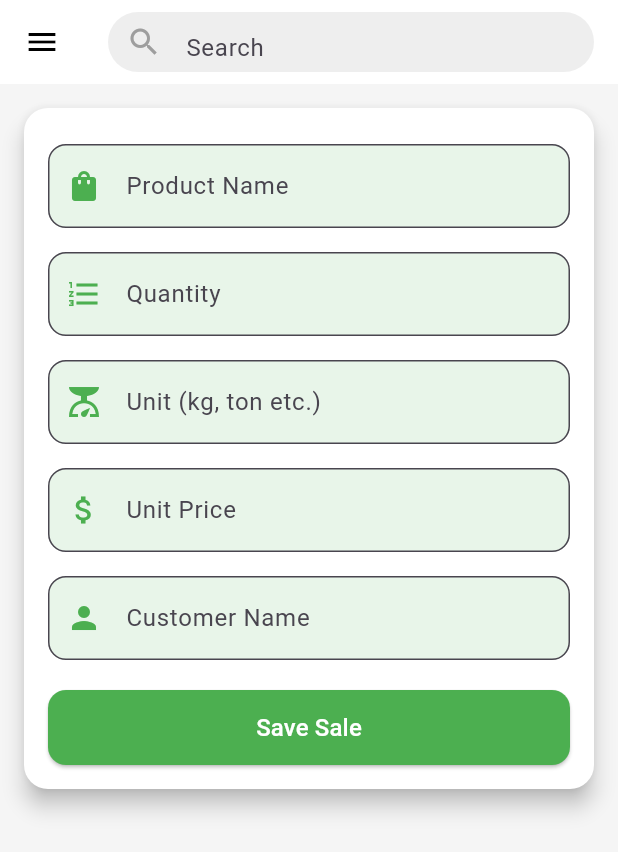
After one commit to MandiMate/Mobile_App, a Flutter app: the SalesPage screen opened directly, on a phone screen of 412 x 824 dp. The commit adds this screen. Shown: the top 852 px of the screen. Run offline on Flutter 3.47's test engine with Material 3 defaults, Android fonts, the phone set to English and light mode, and no system bars; our stand-ins replace pdf, printing, shared_preferences; accounts and stored records are empty; Roboto replaces fonts that are missing (Poppins).

Commit message:
Add sales screen

```diff
--- /dev/null
+++ b/lib/screens/sales_screen.dart
@@ -0,0 +1,346 @@
+import 'package:flutter/material.dart';
+import 'package:mandimate_mobile_app/widgets/drawer.dart';
+import 'package:pdf/widgets.dart' as pw;
+import 'package:pdf/pdf.dart';
+import 'package:path_provider/path_provider.dart';
+import 'dart:io';
+
+class SalesPage extends StatefulWidget {
+  const SalesPage({super.key});
+
+  @override
+  State<SalesPage> createState() => _SalesPageState();
+}
+
+class _SalesPageState extends State<SalesPage> {
+  bool showForm = true;
+
+  final TextEditingController productController = TextEditingController();
+  final TextEditingController quantityController = TextEditingController();
+  final TextEditingController unitController = TextEditingController();
+  final TextEditingController priceController = TextEditingController();
+  final TextEditingController customerController = TextEditingController();
+
+  List<Map<String, dynamic>> sales = [];
+
+  void addSale() {
+    final String product = productController.text.trim();
+    final int quantity = int.tryParse(quantityController.text) ?? 0;
+    final String unit = unitController.text.trim();
+    final int unitPrice = int.tryParse(priceController.text) ?? 0;
+    final String customer = customerController.text.trim();
+
+    if (product.isEmpty || quantity <= 0 || unit.isEmpty || unitPrice <= 0) {
+      ScaffoldMessenger.of(context).showSnackBar(
+        const SnackBar(content: Text("Please fill all required fields")),
+      );
+      return;
+    }
+
+    final int total = quantity * unitPrice;
+
+    setState(() {
+      sales.add({
+        "product": product,
+        "quantity": quantity,
+        "unit": unit,
+        "unitPrice": unitPrice,
+        "customer": customer,
+        "total": total,
+      });
+      showForm = false;
+
+      productController.clear();
+      quantityController.clear();
+      unitController.clear();
+      priceController.clear();
+      customerController.clear();
+    });
+  }
+
+  void editSale(int index) {
+    final sale = sales[index];
+    productController.text = sale["product"];
+    quantityController.text = sale["quantity"].toString();
+    unitController.text = sale["unit"];
+    priceController.text = sale["unitPrice"].toString();
+    customerController.text = sale["customer"];
+    setState(() {
+      showForm = true;
+      sales.removeAt(index);
+    });
+  }
+
+  void deleteSale(int index) {
+    setState(() {
+      sales.removeAt(index);
+    });
+  }
+
+  Future<void> downloadReceipt(Map<String, dynamic> sale) async {
+    final pdf = pw.Document();
+
+    pdf.addPage(
+      pw.Page(
+        pageFormat: PdfPageFormat.a4,
+        build: (pw.Context context) {
+          return pw.Padding(
+            padding: const pw.EdgeInsets.all(24),
+            child: pw.Column(
+              crossAxisAlignment: pw.CrossAxisAlignment.start,
+              children: [
+                pw.Text(
+                  "MandiMate Sales Receipt",
+                  style: pw.TextStyle(
+                    fontSize: 20,
+                    fontWeight: pw.FontWeight.bold,
+                  ),
+                ),
+                pw.SizedBox(height: 16),
+                pw.Text("Customer: ${sale['customer']}"),
+                pw.Text("Product: ${sale['product']}"),
+                pw.Text("Quantity: ${sale['quantity']} ${sale['unit']}"),
+                pw.Text("Unit Price: Rs ${sale['unitPrice']}"),
+                pw.Divider(),
+                pw.Text(
+                  "Total Amount: Rs ${sale['total']}",
+                  style: pw.TextStyle(
+                    fontSize: 16,
+                    fontWeight: pw.FontWeight.bold,
+                  ),
+                ),
+              ],
+            ),
+          );
+        },
+      ),
+    );
+
+    final dir = await getApplicationDocumentsDirectory();
+    final file = File("${dir.path}/${sale['product']}_receipt.pdf");
+    await file.writeAsBytes(await pdf.save());
+
+    ScaffoldMessenger.of(
+      context,
+    ).showSnackBar(SnackBar(content: Text("Receipt saved: ${file.path}")));
+  }
+
+  Widget buildTextField({
+    required String label,
+    required IconData icon,
+    required TextEditingController controller,
+    TextInputType keyboard = TextInputType.text,
+  }) {
+    return Padding(
+      padding: const EdgeInsets.symmetric(vertical: 8),
+      child: TextField(
+        controller: controller,
+        keyboardType: keyboard,
+        decoration: InputDecoration(
+          prefixIcon: Icon(icon, color: Colors.green),
+          labelText: label,
+          border: OutlineInputBorder(borderRadius: BorderRadius.circular(12)),
+          filled: true,
+          fillColor: Colors.green.shade50,
+        ),
+      ),
+    );
+  }
+
+  @override
+  Widget build(BuildContext context) {
+    return Scaffold(
+      backgroundColor: Colors.grey.shade100,
+      appBar: AppBar(
+        backgroundColor: Colors.white,
+        iconTheme: const IconThemeData(color: Colors.black),
+        elevation: 0,
+        title: Container(
+          height: 40,
+          decoration: BoxDecoration(
+            color: Colors.grey[200],
+            borderRadius: BorderRadius.circular(20),
+          ),
+          child: const TextField(
+            decoration: InputDecoration(
+              hintText: 'Search',
+              prefixIcon: Icon(Icons.search, color: Colors.grey),
+              border: InputBorder.none,
+            ),
+          ),
+        ),
+      ),
+      drawer: const CustomDrawer(),
+      body: Padding(
+        padding: const EdgeInsets.all(12.0),
+        child: Column(
+          children: [
+            if (showForm)
+              Card(
+                elevation: 6,
+                color: Colors.white,
+                shape: RoundedRectangleBorder(
+                  borderRadius: BorderRadius.circular(16),
+                ),
+                child: Padding(
+                  padding: const EdgeInsets.all(16.0),
+                  child: Column(
+                    children: [
+                      buildTextField(
+                        label: "Product Name",
+                        icon: Icons.shopping_bag,
+                        controller: productController,
+                      ),
+                      buildTextField(
+                        label: "Quantity",
+                        icon: Icons.format_list_numbered,
+                        controller: quantityController,
+                        keyboard: TextInputType.number,
+                      ),
+                      buildTextField(
+                        label: "Unit (kg, ton etc.)",
+                        icon: Icons.scale,
+                        controller: unitController,
+                      ),
+                      buildTextField(
+                        label: "Unit Price",
+                        icon: Icons.attach_money,
+                        controller: priceController,
+                        keyboard: TextInputType.number,
+                      ),
+                      buildTextField(
+                        label: "Customer Name",
+                        icon: Icons.person,
+                        controller: customerController,
+                      ),
+                      const SizedBox(height: 12),
+                      ElevatedButton(
+                        onPressed: addSale,
+                        style: ElevatedButton.styleFrom(
+                          backgroundColor: Colors.green,
+                          foregroundColor: Colors.white,
+                          minimumSize: const Size(double.infinity, 50),
+                          shape: RoundedRectangleBorder(
+                            borderRadius: BorderRadius.circular(12),
+                          ),
+                        ),
+                        child: const Text(
+                          "Save Sale",
+                          style: TextStyle(fontSize: 16),
+                        ),
+                      ),
+                    ],
+                  ),
+                ),
+              ),
+            if (!showForm) ...[
+              ElevatedButton.icon(
+                onPressed: () {
+                  setState(() {
+                    showForm = true;
+                  });
+                },
+                icon: const Icon(Icons.add),
+                label: const Text("Add Sale"),
+                style: ElevatedButton.styleFrom(
+                  backgroundColor: Colors.green,
+                  foregroundColor: Colors.white,
+                  padding: const EdgeInsets.symmetric(
+                    horizontal: 20,
+                    vertical: 12,
+                  ),
+                  shape: RoundedRectangleBorder(
+                    borderRadius: BorderRadius.circular(12),
+                  ),
+                ),
+              ),
+              const SizedBox(height: 10),
+              Expanded(
+                child: ListView.builder(
+                  itemCount: sales.length,
+                  itemBuilder: (context, index) {
+                    final sale = sales[index];
+                    return Card(
+                      elevation: 4,
+                      margin: const EdgeInsets.symmetric(vertical: 8),
+                      shape: RoundedRectangleBorder(
+                        borderRadius: BorderRadius.circular(16),
+                      ),
+                      child: Padding(
+                        padding: const EdgeInsets.all(14),
+                        child: Column(
+                          crossAxisAlignment: CrossAxisAlignment.start,
+                          children: [
+                            Row(
+                              mainAxisAlignment: MainAxisAlignment.spaceBetween,
+                              children: [
+                                Text(
+                                  sale["product"],
+                                  style: const TextStyle(
+                                    fontWeight: FontWeight.bold,
+                                    fontSize: 18,
+                                  ),
+                                ),
+                                Text(
+                                  "Rs ${sale['total']}",
+                                  style: const TextStyle(
+                                    fontWeight: FontWeight.bold,
+                                    fontSize: 16,
+                                    color: Colors.green,
+                                  ),
+                                ),
+                              ],
+                            ),
+                            const SizedBox(height: 6),
+                            Text("Customer: ${sale['customer']}"),
+                            const Divider(),
+                            Row(
+                              mainAxisAlignment: MainAxisAlignment.spaceBetween,
+                              children: [
+                                Text(
+                                  "Quantity: ${sale['quantity']} ${sale['unit']}",
+                                ),
+                                Text("Unit Price: Rs ${sale['unitPrice']}"),
+                              ],
+                            ),
+                            const SizedBox(height: 10),
+                            Row(
+                              mainAxisAlignment: MainAxisAlignment.end,
+                              children: [
+                                IconButton(
+                                  icon: const Icon(
+                                    Icons.edit,
+                                    color: Colors.blue,
+                                  ),
+                                  onPressed: () => editSale(index),
+                                ),
+                                IconButton(
+                                  icon: const Icon(
+                                    Icons.delete,
+                                    color: Colors.red,
+                                  ),
+                                  onPressed: () => deleteSale(index),
+                                ),
+                                IconButton(
+                                  icon: const Icon(
+                                    Icons.download,
+                                    color: Colors.green,
+                                  ),
+                                  onPressed: () => downloadReceipt(sale),
+                                ),
+                              ],
+                            ),
+                          ],
+                        ),
+                      ),
+                    );
+                  },
+                ),
+              ),
+            ],
+          ],
+        ),
+      ),
+    );
+  }
+}
--- a/pubspec.yaml
+++ b/pubspec.yaml
@@ -30,6 +30,8 @@ environment:
 dependencies:
   flutter:
     sdk: flutter
+  path_provider: ^2.1.2
+  pdf: ^3.10.4
 
   # The following adds the Cupertino Icons font to your application.
   # Use with the CupertinoIcons class for iOS style icons.
@@ -38,7 +40,7 @@ dependencies:
   fl_chart: ^1.0.0
   shared_preferences: ^2.5.3
   intl: ^0.20.2
-  pdf: ^3.11.3
+  # pdf: ^3.11.3
   printing: ^5.14.2
 
 dev_dependencies:
```
Also changed, not shown: lib/screens/sale_form_screen.dart (deleted, +0 -316 lines), lib/widgets/drawer.dart (+16 -1 lines), pubspec.lock.
